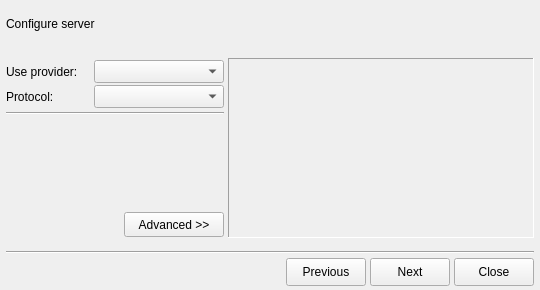
Qt form share/skins/default/accountwizard.ui (itds-consulting/yate) before a commit.
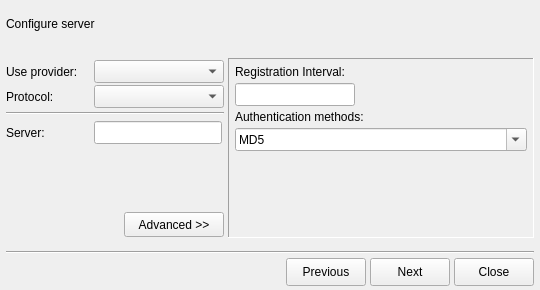
The same form after that commit. The open tabs and pages were chosen to show the change. Icons and pictures are not drawn.

Commit message: The user can now choose the authentication method(s) to use for an h323 account.

What changed in the file:
```diff
--- a/share/skins/default/accountwizard.ui
+++ b/share/skins/default/accountwizard.ui
@@ -1010,6 +1010,92 @@
                 </item>
                </layout>
               </widget>
+              <widget class="QWidget" name="acc_proto_cfg_h323" >
+               <layout class="QVBoxLayout" >
+                <property name="spacing" >
+                 <number>6</number>
+                </property>
+                <property name="leftMargin" >
+                 <number>0</number>
+                </property>
+                <property name="topMargin" >
+                 <number>0</number>
+                </property>
+                <property name="rightMargin" >
+                 <number>0</number>
+                </property>
+                <property name="bottomMargin" >
+                 <number>0</number>
+                </property>
+                <item>
+                 <layout class="QHBoxLayout" >
+                  <property name="spacing" >
+                   <number>2</number>
+                  </property>
+                  <property name="topMargin" >
+                   <number>2</number>
+                  </property>
+                  <property name="rightMargin" >
+                   <number>2</number>
+                  </property>
+                  <item>
+                   <widget class="QLabel" name="label_27" >
+                    <property name="sizePolicy" >
+                     <sizepolicy vsizetype="Preferred" hsizetype="Fixed" >
+                      <horstretch>0</horstretch>
+                      <verstretch>0</verstretch>
+                     </sizepolicy>
+                    </property>
+                    <property name="minimumSize" >
+                     <size>
+                      <width>86</width>
+                      <height>0</height>
+                     </size>
+                    </property>
+                    <property name="maximumSize" >
+                     <size>
+                      <width>86</width>
+                      <height>16777215</height>
+                     </size>
+                    </property>
+                    <property name="text" >
+                     <string>Server:</string>
+                    </property>
+                   </widget>
+                  </item>
+                  <item>
+                   <widget class="QLineEdit" name="acc_proto_h323_server" >
+                    <property name="minimumSize" >
+                     <size>
+                      <width>0</width>
+                      <height>23</height>
+                     </size>
+                    </property>
+                    <property name="maximumSize" >
+                     <size>
+                      <width>16777215</width>
+                      <height>23</height>
+                     </size>
+                    </property>
+                   </widget>
+                  </item>
+                 </layout>
+                </item>
+                <item>
+                 <spacer>
+                  <property name="orientation" >
+                   <enum>Qt::Vertical</enum>
+                  </property>
+                  <property name="sizeHint" >
+                   <size>
+                    <width>20</width>
+                    <height>40</height>
+                   </size>
+                  </property>
+                 </spacer>
+                </item>
+               </layout>
+              </widget>
               <widget class="QWidget" name="acc_proto_cfg_none" />
              </widget>
             </item>
@@ -1570,6 +1656,117 @@
              </item>
             </layout>
            </widget>
+           <widget class="QWidget" name="acc_proto_advanced_h323" >
+            <layout class="QVBoxLayout" >
+             <property name="spacing" >
+              <number>4</number>
+             </property>
+             <property name="leftMargin" >
+              <number>6</number>
+             </property>
+             <property name="topMargin" >
+              <number>6</number>
+             </property>
+             <property name="rightMargin" >
+              <number>6</number>
+             </property>
+             <property name="bottomMargin" >
+              <number>4</number>
+             </property>
+             <item>
+              <widget class="QLabel" name="label_25" >
+               <property name="text" >
+                <string>Registration Interval:</string>
+               </property>
+              </widget>
+             </item>
+             <item>
+              <widget class="QLineEdit" name="acc_proto_h323_interval" >
+               <property name="sizePolicy" >
+                <sizepolicy vsizetype="Fixed" hsizetype="Fixed" >
+                 <horstretch>0</horstretch>
+                 <verstretch>0</verstretch>
+                </sizepolicy>
+               </property>
+               <property name="minimumSize" >
+                <size>
+                 <width>120</width>
+                 <height>23</height>
+                </size>
+               </property>
+               <property name="maximumSize" >
+                <size>
+                 <width>16777215</width>
+                 <height>23</height>
+                </size>
+               </property>
+               <property name="alignment" >
+                <set>Qt::AlignLeading</set>
+               </property>
+              </widget>
+             </item>
+             <item>
+              <widget class="QLabel" name="label_26" >
+               <property name="text" >
+                <string>Authentication methods:</string>
+               </property>
+              </widget>
+             </item>
+             <item>
+              <widget class="QComboBox" name="acc_proto_h323_authmethods" >
+               <property name="sizePolicy" >
+                <sizepolicy vsizetype="Fixed" hsizetype="Expanding" >
+                 <horstretch>0</horstretch>
+                 <verstretch>0</verstretch>
+                </sizepolicy>
+               </property>
+               <property name="minimumSize" >
+                <size>
+                 <width>120</width>
+                 <height>23</height>
+                </size>
+               </property>
+               <property name="maximumSize" >
+                <size>
+                 <width>16777215</width>
+                 <height>23</height>
+                </size>
+               </property>
+               <property name="editable" >
+                <bool>true</bool>
+               </property>
+               <item>
+                <property name="text" >
+                 <string>MD5</string>
+                </property>
+               </item>
+               <item>
+                <property name="text" >
+                 <string>CAT</string>
+                </property>
+               </item>
+               <item>
+                <property name="text" >
+                 <string>H.235.1</string>
+                </property>
+               </item>
+              </widget>
+             </item>
+             <item>
+              <spacer>
+               <property name="orientation" >
+                <enum>Qt::Vertical</enum>
+               </property>
+               <property name="sizeHint" >
+                <size>
+                 <width>20</width>
+                 <height>40</height>
+                </size>
+               </property>
+              </spacer>
+             </item>
+            </layout>
+           </widget>
            <widget class="QWidget" name="acc_proto_advanced_default" >
             <property name="sizePolicy" >
              <sizepolicy vsizetype="Preferred" hsizetype="MinimumExpanding" >
```
Left out of the diff: 2 changed lines with no effect on the pictures. The commit also changes 2 other files.
